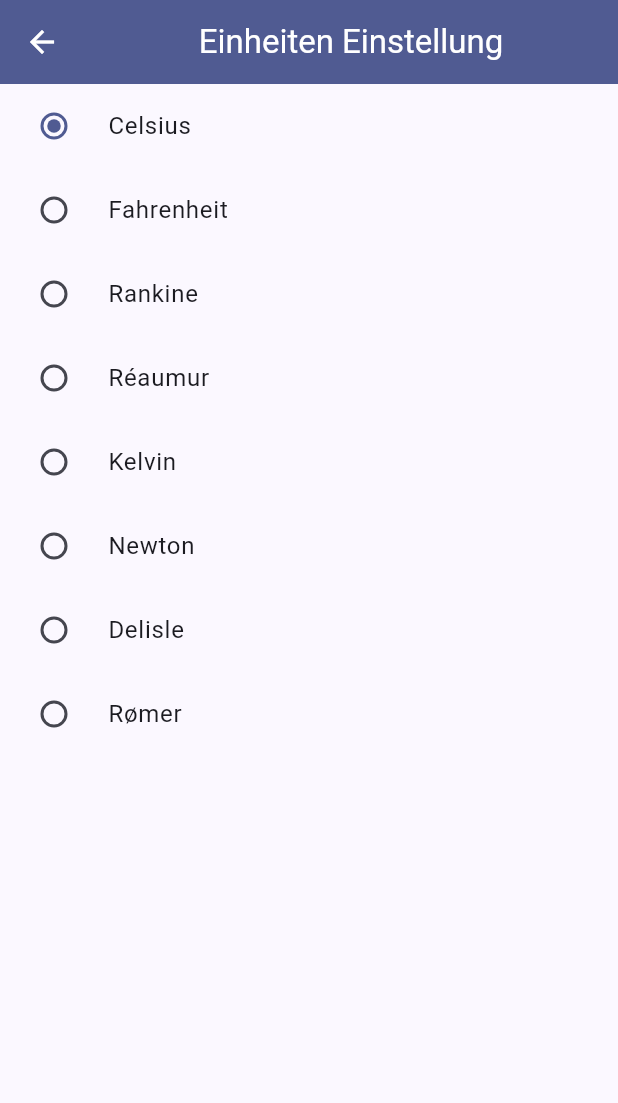
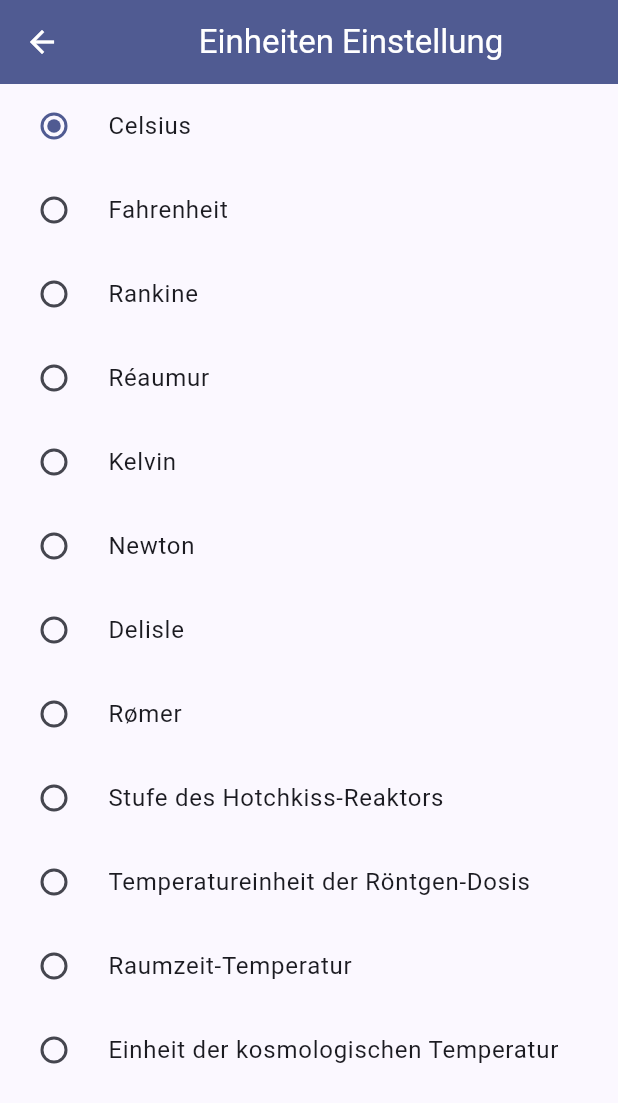
Before and after one commit to BogyMitutoyoCTL/BOGY-App-2024-03, a Flutter app: the Einheiten_Dialog screen opened directly, on a phone screen of 412 x 824 dp. Shown: the top 1103 px of the screen. Run offline on Flutter 3.47's test engine with Material 3 defaults, Android fonts, the phone set to English and light mode, and no system bars; our stand-ins replace fl_chart, flutter_blue_plus, timer_count_down; generated files the repository leaves out were written again.

Commit message:
Weitere Temperatureinheiten zur Auswahl hinzugefügt

```diff
--- a/bluetemp/lib/GlobalState.dart
+++ b/bluetemp/lib/GlobalState.dart
@@ -1,5 +1,6 @@
 import 'package:bluetemp/LocaleChanger.dart';
 import 'package:flutter/material.dart';
+import 'dart:math' as m;
 
 class GlobalState {
   static var lightColor =
@@ -56,8 +57,20 @@ class GlobalState {
     if (Einheit == "°De") {
       return (100 - Grad_Celsius) * 3.2;
     }
-    if (Einheit == "°°Rø") {
+    if (Einheit == "°Rø") {
       return (Grad_Celsius * 21 / 40) + 7.5;
+    }
+    if (Einheit == "°Hr") {
+      return (Grad_Celsius + 273.15) * 1.8;
+    }
+    if (Einheit == "°RD") {
+      return (Grad_Celsius + 273.15) * 0.02;
+    }
+    if (Einheit == "°T_RS") {
+      return (Grad_Celsius + 273.15) * 2.61217 * m.pow(10, 30);
+    }
+    if (Einheit == "°T_c") {
+      return (Grad_Celsius + 273.15) * 1.081 * m.pow(10, 30);
     } else {
       return Grad_Celsius;
     }
@@ -85,6 +98,18 @@ class GlobalState {
     }
     if (Einheit == "°°Rø") {
       return (Minimum * 21 / 40) + 7.5;
+    }
+    if (Einheit == "°Hr") {
+      return (Minimum + 273.15) * 1.8;
+    }
+    if (Einheit == "°RD") {
+      return (Minimum + 273.15) * 0.02;
+    }
+    if (Einheit == "°T_RS") {
+      return (Minimum + 273.15) * 2.61217 * m.pow(10, 30);
+    }
+    if (Einheit == "°T_c") {
+      return (Minimum + 273.15) * 1.081 * m.pow(10, 30);
     } else {
       return Minimum;
     }
@@ -112,6 +137,18 @@ class GlobalState {
     }
     if (Einheit == "°°Rø") {
       return (Maximum * 21 / 40) + 7.5;
+    }
+    if (Einheit == "°Hr") {
+      return (Maximum + 273.15) * 1.8;
+    }
+    if (Einheit == "°RD") {
+      return (Maximum + 273.15) * 0.02;
+    }
+    if (Einheit == "°T_RS") {
+      return (Maximum + 273.15) * 2.61217 * m.pow(10, 30);
+    }
+    if (Einheit == "°T_c") {
+      return (Maximum + 273.15) * 1.081 * m.pow(10, 30);
     } else {
       return Maximum;
     }
--- a/bluetemp/lib/Setting_Einheiten.dart
+++ b/bluetemp/lib/Setting_Einheiten.dart
@@ -18,6 +18,10 @@ class _Einheiten_DialogState extends State<Einheiten_Dialog> {
   String De = "°De";
   String N = "°N";
   String O = "°Rø";
+  String Hr = "°Hr";
+  String RD = "°RD";
+  String T_RS = "°T_RS";
+  String T_c = "°T_c";
 
   @override
   Widget build(BuildContext context) {
@@ -73,6 +77,30 @@ class _Einheiten_DialogState extends State<Einheiten_Dialog> {
           groupValue: globalState.Einheit,
           onChanged: Einheit_aenderungO,
           title: Text("Rømer"),
+        ),
+        RadioListTile(
+          value: Hr,
+          groupValue: globalState.Einheit,
+          onChanged: Einheit_aenderungHr,
+          title: Text("Stufe des Hotchkiss-Reaktors"),
+        ),
+        RadioListTile(
+          value: RD,
+          groupValue: globalState.Einheit,
+          onChanged: Einheit_aenderungRD,
+          title: Text("Temperatureinheit der Röntgen-Dosis"),
+        ),
+        RadioListTile(
+          value: T_RS,
+          groupValue: globalState.Einheit,
+          onChanged: Einheit_aenderungT_RS,
+          title: Text("Raumzeit-Temperatur"),
+        ),
+        RadioListTile(
+          value: T_c,
+          groupValue: globalState.Einheit,
+          onChanged: Einheit_aenderungT_c,
+          title: Text("Einheit der kosmologischen Temperatur"),
         )
         // ElevatedButton(
         //   onPressed: nothing,  //--> Test für Einheiten (// bei void nothing auch entfernen
@@ -138,6 +166,34 @@ class _Einheiten_DialogState extends State<Einheiten_Dialog> {
     });
   }
 
+  void Einheit_aenderungHr(String) {
+    setState(() {
+      globalState.Einheit = O;
+      print(globalState.Einheit);
+    });
+  }
+
+  void Einheit_aenderungRD(String) {
+    setState(() {
+      globalState.Einheit = RD;
+      print(globalState.Einheit);
+    });
+  }
+
+  void Einheit_aenderungT_RS(String) {
+    setState(() {
+      globalState.Einheit = T_RS;
+      print(globalState.Einheit);
+    });
+  }
+
+  void Einheit_aenderungT_c(String) {
+    setState(() {
+      globalState.Einheit = T_c;
+      print(globalState.Einheit);
+    });
+  }
+
   //void nothing() {
   //print("ccc ${Einheit}");
 }
```
